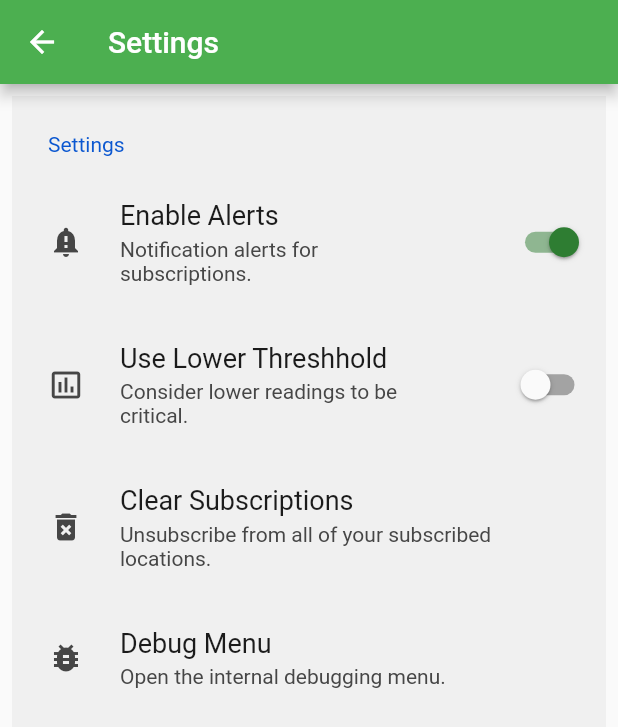
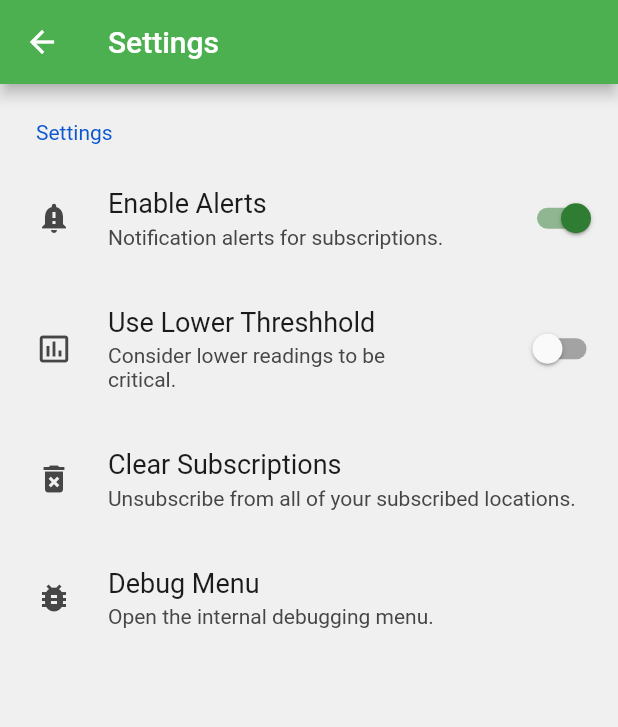
Before and after one commit to spe-uob/2020-CO2Monitor, a Flutter app: the Settings screen opened by its route, on a phone screen of 412 x 824 dp. Shown: the top 727 px of the screen. Run offline on Flutter 3.47's test engine with Material 2 defaults, Android fonts, the phone set to English and light mode, and no system bars; drawn by our look-alikes of settings_ui; our stand-ins replace charts_flutter, flutter_local_notifications, tuple; missing offline and left inert: qr_code_scanner, workmanager; generated files the repository leaves out were written again; network calls fail.

Commit message:
Final commit

```diff
--- a/lib/api/types/reading.dart
+++ b/lib/api/types/reading.dart
@@ -2,7 +2,7 @@ import 'package:co2_monitor/api/client.dart';
 import 'package:json_annotation/json_annotation.dart';
 part 'reading.g.dart';
 
-const HIGH_THRESHHOLD = 5000;
+const HIGH_THRESHHOLD = 10000;
 const LOW_THRESHHOLD = 100;
 
 /// A single eCO2 reading taken by a designated device.
--- a/lib/pages/settings.dart
+++ b/lib/pages/settings.dart
@@ -16,9 +16,7 @@ class _SettingsState extends State<Settings> {
 
   @override
   Widget build(BuildContext context) {
-    return Padding(
-      padding: EdgeInsets.all(8.0),
-      child: SettingsList(
+    return SettingsList(
       sections: [
         SettingsSection(title: "Settings", tiles: [
           SettingsTile.switchTile(
@@ -49,12 +47,10 @@ class _SettingsState extends State<Settings> {
           SettingsTile(
               title: "Debug Menu",
               subtitle: "Open the internal debugging menu.",
-                onPressed: (context) =>
-                    NavigationProvider().navigateTo("/debug"),
+              onPressed: (context) => NavigationProvider().navigateTo("/debug"),
               leading: Icon(Icons.bug_report))
         ])
       ],
-      ),
     );
   }
 }
```
Lines whose indentation alone changed are shown as unchanged.
